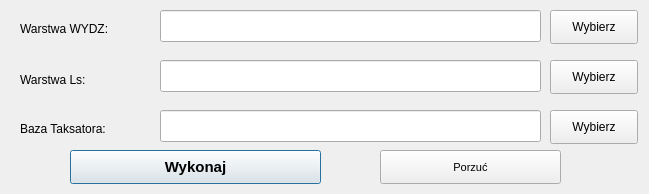
First picture: the form in skrypty/ui/ui_baza_rozlicz_pow.ui, repository Marcus-LAS-R/LASR, before the edit.
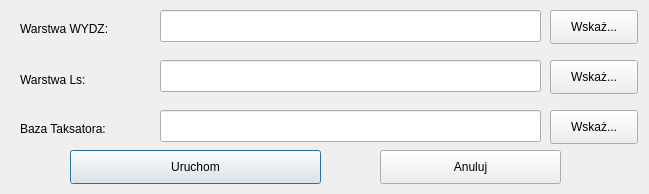
Second picture: the form after the edit.

The edit to the form file:
```diff
--- a/skrypty/ui/ui_baza_rozlicz_pow.ui
+++ b/skrypty/ui/ui_baza_rozlicz_pow.ui
@@ -30,13 +30,10 @@
    <property name="font">
     <font>
      <family>Arial</family>
-     <pointsize>11</pointsize>
-     <weight>75</weight>
-     <bold>true</bold>
     </font>
    </property>
    <property name="text">
-    <string>Wykonaj</string>
+    <string>Uruchom</string>
    </property>
   </widget>
   <widget class="QPushButton" name="pushButton_cancel">
@@ -51,11 +48,10 @@
    <property name="font">
     <font>
      <family>Arial</family>
-     <pointsize>8</pointsize>
     </font>
    </property>
    <property name="text">
-    <string>Porzuć</string>
+    <string>Anuluj</string>
    </property>
   </widget>
   <widget class="QLineEdit" name="lineEdit_wydz">
@@ -172,7 +168,7 @@
     </font>
    </property>
    <property name="text">
-    <string>Wybierz</string>
+    <string>Wskaż...</string>
    </property>
   </widget>
   <widget class="QPushButton" name="pushButton_baza">
@@ -190,7 +186,7 @@
     </font>
    </property>
    <property name="text">
-    <string>Wybierz</string>
+    <string>Wskaż...</string>
    </property>
   </widget>
   <widget class="QPushButton" name="pushButton_ls">
@@ -208,7 +204,7 @@
     </font>
    </property>
    <property name="text">
-    <string>Wybierz</string>
+    <string>Wskaż...</string>
    </property>
   </widget>
  </widget>
```
